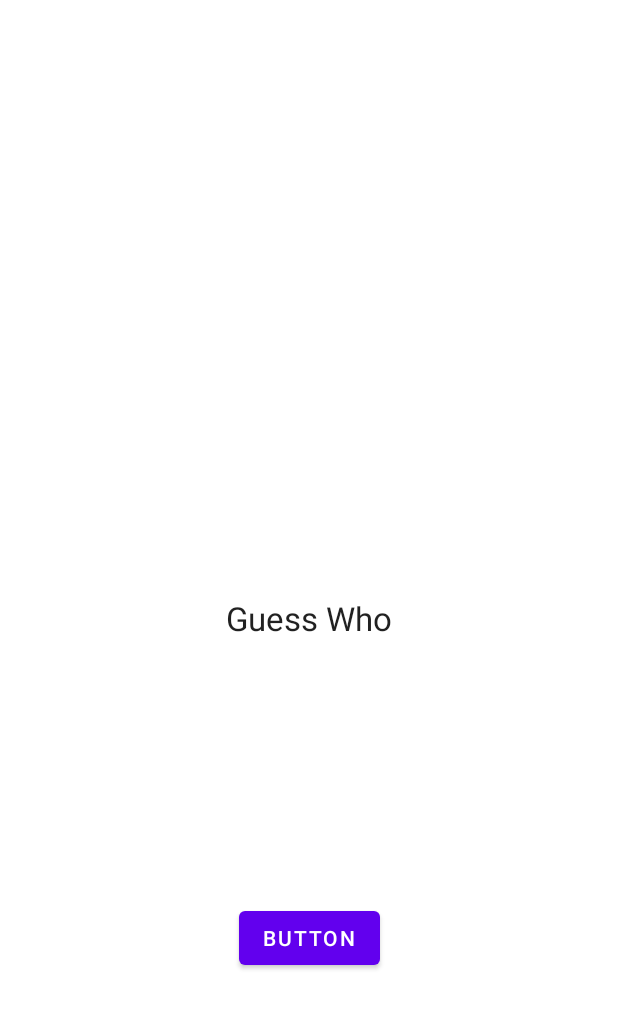
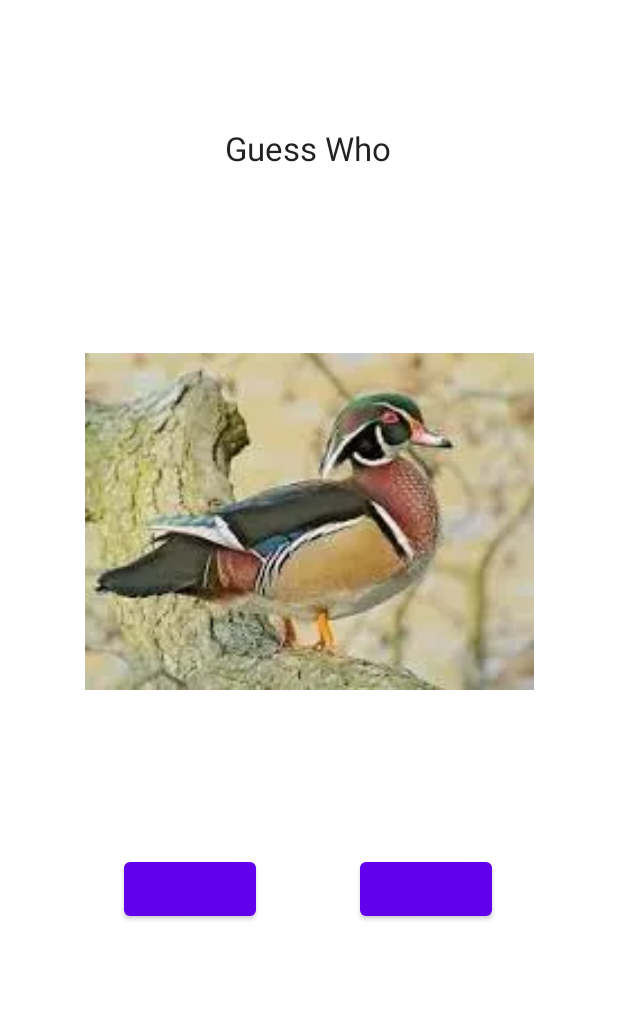
Before and after one commit to PerspectivCollection/Nest, an Android app: the layout fragment_guesswho.xml on its own in the app's theme, with its tools: preview values and no code run, on a phone screen of 412 x 824 dp. Shown: the top 1009 px of the screen. Run offline under Robolectric (Android 15) with nearby library versions, the phone set to English and light mode, and no system bars.

Commit message:
feet: Guess Who logik anart ferdig

```diff
--- a/app/src/main/java/com/example/nest/Question.kt
+++ b/app/src/main/java/com/example/nest/Question.kt
@@ -1,7 +1,6 @@
 package com.example.nest
 
 data class Question(
-
     val id: Int,
     val question: String,
     val optionOne: String,
--- a/app/src/main/java/com/example/nest/model/Bird.kt
+++ b/app/src/main/java/com/example/nest/model/Bird.kt
@@ -1,15 +1,21 @@
 package com.example.nest.model
 
-//import com.example.nest.R
+import com.example.nest.R
 
 
-data class Bird(val id: Int, val typeBird: String,  val name: String, val name_latin: String, val image: Int) {
+data class Bird(val id: Int?, val typeBird: String?,  val name: String?, val name_latin: String?, val image: Int?) {
 
     companion object {
         fun getBird(): List<Bird> {
 
             return listOf(
-//                Bird(1, "Abacot Ranger", "latiLorem", R.drawable.streicherenten)
+                Bird(1, "Duck", "Mandarin Duck",null,  R.mipmap.mandarin_duck),
+                Bird(2, "Duck", "Northern Pintall",null,  R.mipmap.northern_pintall),
+                Bird(3, "Duck", "Wood Duck",null,  R.mipmap.wood_duck),
+                Bird(4, "Duck", "American Wigeon",null,  R.mipmap.american_wigeon),
+                Bird(5, "Goose", "Mandarin Duck",null,  R.mipmap.mandarin_duck),
+                Bird(6, "Goose", "Mandarin Duck",null,  R.mipmap.mandarin_duck),
+                Bird(7, "Goose", "Mandarin Duck",null,  R.mipmap.mandarin_duck),
 
             )
 
--- a/app/src/main/res/layout/fragment_guesswho.xml
+++ b/app/src/main/res/layout/fragment_guesswho.xml
@@ -17,16 +17,41 @@
         android:textAppearance="@style/TextAppearance.AppCompat.Large"
         app:layout_constraintBottom_toBottomOf="parent"
         app:layout_constraintEnd_toEndOf="parent"
+        app:layout_constraintHorizontal_bias="0.498"
         app:layout_constraintStart_toStartOf="parent"
-        app:layout_constraintTop_toTopOf="parent" />
+        app:layout_constraintTop_toTopOf="parent"
+        app:layout_constraintVertical_bias="0.106" />
 
     <Button
-        android:id="@+id/buttonid"
+        android:id="@+id/btnOption1id"
         android:layout_width="wrap_content"
         android:layout_height="wrap_content"
-        android:text="Button"
+        app:layout_constraintBottom_toBottomOf="parent"
+        app:layout_constraintEnd_toEndOf="parent"
+        app:layout_constraintHorizontal_bias="0.256"
+        app:layout_constraintStart_toStartOf="parent"
+        app:layout_constraintTop_toBottomOf="@+id/textView"
+        app:layout_constraintVertical_bias="0.687" />
+
+    <Button
+        android:id="@+id/btnOption2id"
+        android:layout_width="wrap_content"
+        android:layout_height="wrap_content"
+        app:layout_constraintBottom_toBottomOf="parent"
+        app:layout_constraintEnd_toEndOf="parent"
+        app:layout_constraintHorizontal_bias="0.453"
+        app:layout_constraintStart_toEndOf="@+id/btnOption1id"
+        app:layout_constraintTop_toBottomOf="@+id/textView"
+        app:layout_constraintVertical_bias="0.687" />
+
+    <ImageView
+        android:id="@+id/imagegoosId"
+        android:layout_width="299dp"
+        android:layout_height="262dp"
         app:layout_constraintBottom_toBottomOf="parent"
         app:layout_constraintEnd_toEndOf="parent"
         app:layout_constraintStart_toStartOf="parent"
-        app:layout_constraintTop_toBottomOf="@+id/textView" />
+        app:layout_constraintTop_toBottomOf="@+id/textView"
+        app:layout_constraintVertical_bias="0.23"
+        app:srcCompat="@mipmap/wood_duck" />
 </androidx.constraintlayout.widget.ConstraintLayout>
```
Also changed, not shown: app/src/main/res/mipmap-hdpi/american_wigeon.webp (added), app/src/main/res/mipmap-hdpi/mandarin_duck.webp (added), app/src/main/res/mipmap-hdpi/northern_pintall.webp (added), app/src/main/res/mipmap-hdpi/wood_duck.webp (added).
